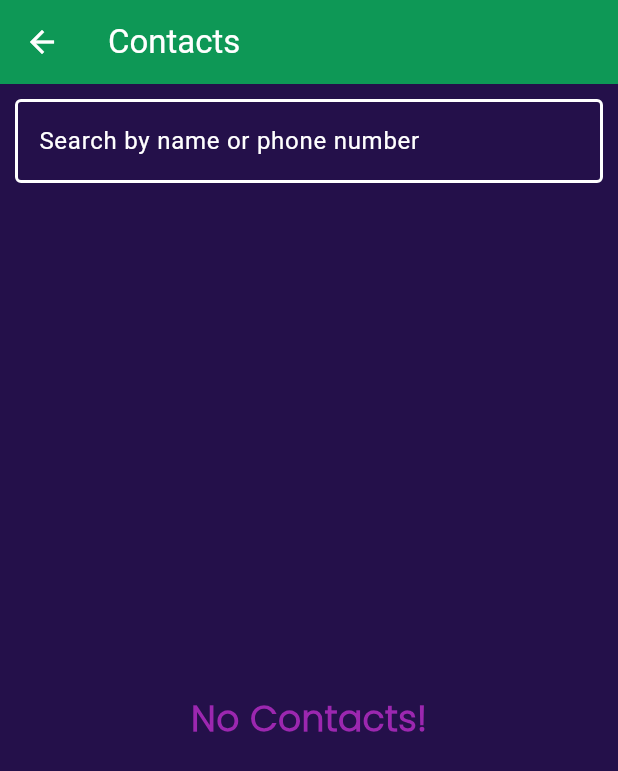
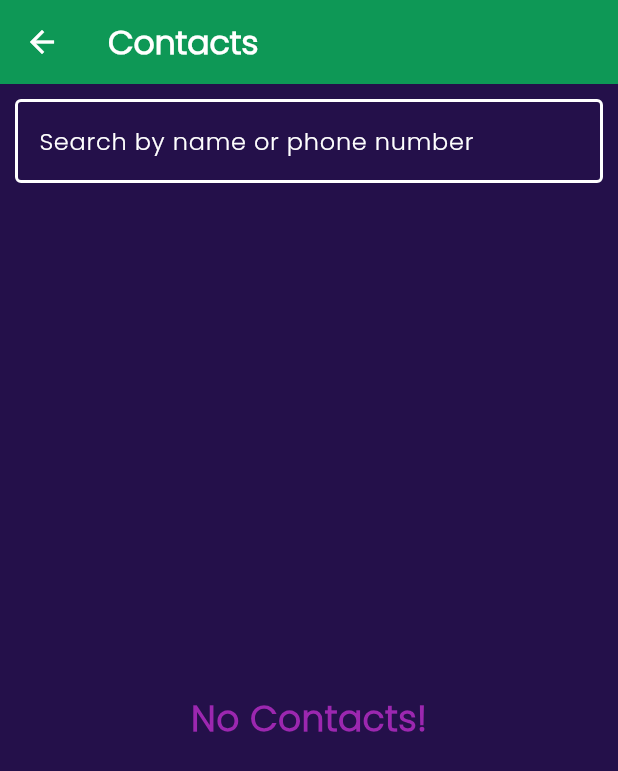
Before and after one commit to taran-columbia/CALL-E, a Flutter app: the Contacts screen opened directly with empty values, on a phone screen of 412 x 824 dp. Shown: the top 771 px of the screen. Run offline on Flutter 3.47's test engine with Material 3 defaults, Android fonts, the light colour scheme and no system bars; our stand-ins replace contacts_service, flutter_spinkit, image_cropper, image_picker, permission_handler, shared_preferences and 1 more; missing offline and left inert: call_log; accounts and stored records are empty.

Commit message:
change font family

```diff
--- a/lib/screens/contacts.dart
+++ b/lib/screens/contacts.dart
@@ -118,13 +118,15 @@ class _ContactsState extends State<Contacts> {
               //   fillColor: AppColors.backgroundColor, // Set your desired background color
               // ),
               style: const TextStyle(
-                color: Colors.white, // Text color
+                color: Colors.white,
+                fontFamily: AppColors.fontFamily // Text color
               ),
               cursorColor: Colors.white,
               decoration: const InputDecoration(
             labelText: 'Search by name or phone number',
             labelStyle: TextStyle(
-              color: Colors.white, // Label text color
+              color: Colors.white,
+              fontFamily: AppColors.fontFamily // Label text color
             ),
             focusedBorder: OutlineInputBorder(
               borderSide: BorderSide(
@@ -172,11 +174,11 @@ class _ContactsState extends State<Contacts> {
                           );
                         },
                         titleTextStyle: const TextStyle(
-                            fontFamily: 'Poppins',
+                            fontFamily: AppColors.fontFamily,
                             color: Colors.white,
                             fontWeight: FontWeight.bold),
                         subtitleTextStyle: const TextStyle(
-                            fontFamily: 'Poppins', color: Color.fromARGB(255, 227, 149, 231)),
+                            fontFamily: AppColors.fontFamily, color: Color.fromARGB(255, 227, 149, 231)),
                         shape: RoundedRectangleBorder(
                           borderRadius: BorderRadius.circular(15.0),
                           side: const BorderSide(
@@ -193,7 +195,7 @@ class _ContactsState extends State<Contacts> {
       appBar: AppBar(
         title: const Text(
           'Contacts',
-          style: TextStyle(color: Colors.white),
+          style: TextStyle(color: Colors.white, fontFamily: AppColors.fontFamily, fontWeight: FontWeight.bold),
         ),
         backgroundColor: AppColors.primaryColor,
       ),
--- a/lib/screens/home.dart
+++ b/lib/screens/home.dart
@@ -115,6 +115,7 @@ class _HomeState extends State<Home> {
                               Text(
                                 contact.name,
                                 style: const TextStyle(
+                                  fontFamily: AppColors.fontFamily,
                                     color: AppColors.secondaryColor,
                                     fontWeight: FontWeight.bold),
                               )
@@ -133,7 +134,7 @@ class _HomeState extends State<Home> {
           'CALL-E',
           style: TextStyle(
               color: Colors.white,
-              fontFamily: 'Poppins',
+              fontFamily: AppColors.fontFamily,
               fontWeight: FontWeight.w600),
         ),
         backgroundColor: AppColors.primaryColor,
--- a/lib/screens/loading.dart
+++ b/lib/screens/loading.dart
@@ -2,6 +2,7 @@
 import 'package:flutter/material.dart';
 // import 'package:flutter/widgets.dart';
 import 'package:flutter_spinkit/flutter_spinkit.dart';
+import 'package:poc_wgj/constants.dart';
 
 class Loading extends StatefulWidget {
   const Loading({super.key});
@@ -47,7 +48,7 @@ void setup() async {
                 color: Colors.white,
                 fontSize: 30.0,
                 fontWeight: FontWeight.bold,
-                fontFamily: 'Poppins'
+                fontFamily: AppColors.fontFamily
               ),
             ),
             )
--- a/lib/widgets/icon_text_button.dart
+++ b/lib/widgets/icon_text_button.dart
@@ -40,7 +40,7 @@ class IconTextButton extends StatelessWidget {
               label,
               style: const TextStyle(
                 fontSize: 16.0,
-                fontFamily: 'Poppins',
+                fontFamily: AppColors.fontFamily,
                 color: AppColors.secondaryColor,
                 fontWeight: FontWeight.w700
               ),
```
Also changed, not shown: lib/screens/call_logs.dart (+5 -5 lines), lib/screens/calling.dart (+4 -4 lines), lib/screens/edit_contact.dart (+11 -5 lines).
